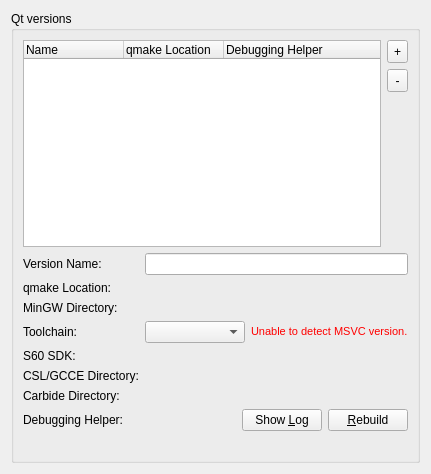
The window that src/plugins/qt4projectmanager/qtversionmanager.ui (qt-creator/qt-creator) describes before a commit, drawn with Qt 5.
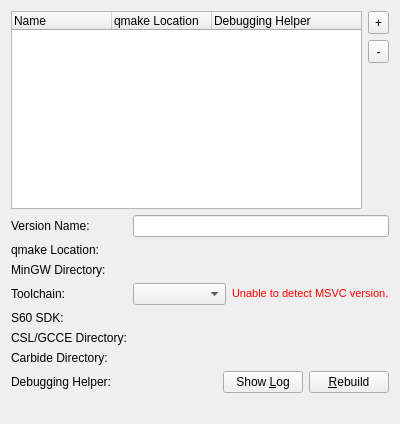
The same window after the commit. Custom widgets are drawn as their Qt base class.

Commit message: Removed redundant group boxes from options dialog pages

Diff of the .ui file:
```diff
--- a/src/plugins/qt4projectmanager/qtversionmanager.ui
+++ b/src/plugins/qt4projectmanager/qtversionmanager.ui
@@ -6,18 +6,12 @@
    <rect>
     <x>0</x>
     <y>0</y>
-    <width>431</width>
-    <height>474</height>
+    <width>400</width>
+    <height>424</height>
    </rect>
   </property>
   <layout class="QVBoxLayout" name="verticalLayout">
    <item>
-    <widget class="QGroupBox" name="versionListGroupBox">
-     <property name="title">
-      <string>Qt versions</string>
-     </property>
-     <layout class="QVBoxLayout" name="verticalLayout_2">
-      <item>
        <layout class="QHBoxLayout" name="horizontalLayout">
         <item>
          <widget class="QTreeWidget" name="qtdirList">
@@ -241,9 +235,6 @@
          </widget>
         </item>
        </layout>
-      </item>
-     </layout>
-    </widget>
    </item>
   </layout>
  </widget>
```
Lines whose indentation alone changed are shown as unchanged. The commit also changes 12 other files.
